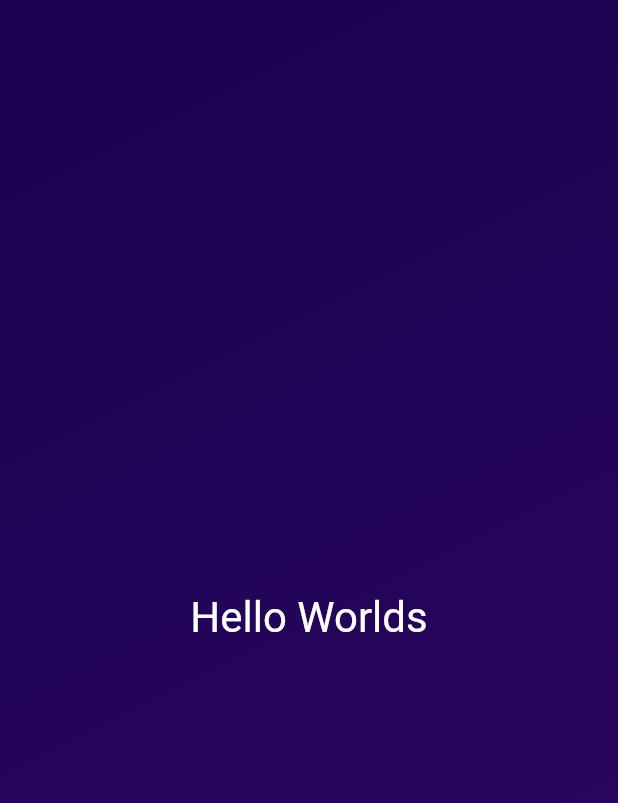
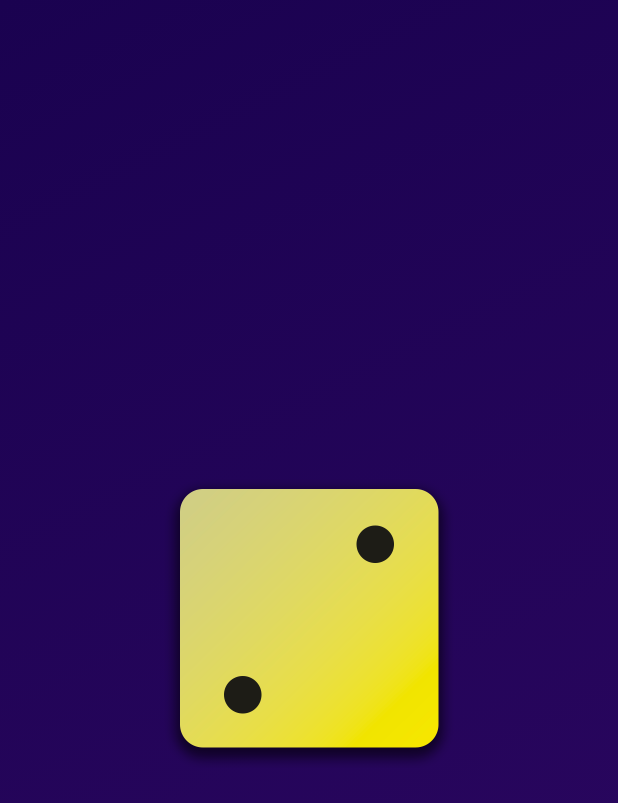
Before and after one commit to trosa-dev/flutter-dice-roller, a Flutter app: the screen it shows after launch, on a phone screen of 412 x 824 dp. Shown: the top 803 px of the screen. Run offline on Flutter 3.47's test engine with Material 2 defaults, Android fonts, the phone set to English and light mode, and no system bars.

Commit message:
feat: add dice images to gradient_container

```diff
--- a/lib/widgets/gradient_container/index.dart
+++ b/lib/widgets/gradient_container/index.dart
@@ -1,5 +1,4 @@
 import 'package:flutter/material.dart';
-import '../styled_text/index.dart';
 
 const beginAlignment = Alignment.topLeft;
 const endAlignment = Alignment.bottomRight;
@@ -19,8 +18,11 @@ class GradientContainer extends StatelessWidget {
           end: endAlignment,
         ),
       ),
-      child: const Center(
-        child: StyledText('Hello Worlds'),
+      child: Center(
+        child: Image.asset(
+          'assets/images/dice-2.png',
+          width: 200,
+        ),
       ),
     );
   }
```
Also changed, not shown: pubspec.yaml (+10 -2 lines), assets/images/dice-1.png (added), assets/images/dice-2.png (added), assets/images/dice-3.png (added), assets/images/dice-4.png (added), assets/images/dice-5.png (added), assets/images/dice-6.png (added).
